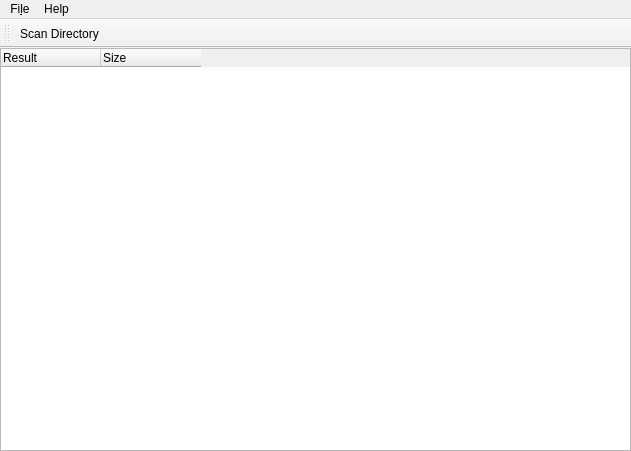
This is mainwindow.ui in Tindarid/dupsearch as Qt 5 draws it before an edit. The edited form follows.
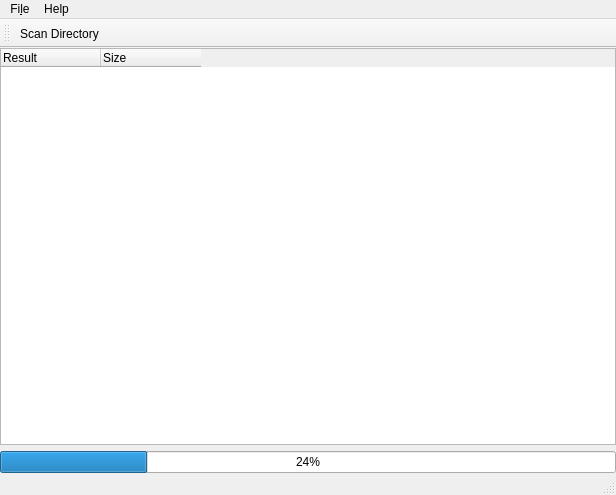
This is the edited form.

```diff
--- a/mainwindow.ui
+++ b/mainwindow.ui
@@ -6,15 +6,15 @@
    <rect>
     <x>0</x>
     <y>0</y>
-    <width>631</width>
-    <height>451</height>
+    <width>616</width>
+    <height>495</height>
    </rect>
   </property>
   <property name="windowTitle">
    <string>MainWindow</string>
   </property>
   <widget class="QWidget" name="centralWidget">
-   <layout class="QHBoxLayout" name="horizontalLayout">
+   <layout class="QVBoxLayout" name="verticalLayout">
     <property name="leftMargin">
      <number>0</number>
     </property>
@@ -47,6 +47,16 @@
       </column>
      </widget>
     </item>
+    <item>
+     <widget class="QProgressBar" name="progressBar">
+      <property name="layoutDirection">
+       <enum>Qt::LeftToRight</enum>
+      </property>
+      <property name="value">
+       <number>24</number>
+      </property>
+     </widget>
+    </item>
    </layout>
   </widget>
   <widget class="QMenuBar" name="menuBar">
@@ -54,7 +64,7 @@
     <rect>
      <x>0</x>
      <y>0</y>
-     <width>631</width>
+     <width>616</width>
      <height>29</height>
     </rect>
    </property>
@@ -83,10 +93,11 @@
     <enum>TopToolBarArea</enum>
    </attribute>
    <attribute name="toolBarBreak">
-    <bool>false</bool>
+    <bool>true</bool>
    </attribute>
    <addaction name="actionScan_Directory"/>
   </widget>
+  <widget class="QStatusBar" name="statusBar"/>
   <action name="actionScan_Directory">
    <property name="text">
     <string>&amp;Scan Directory...</string>
```
